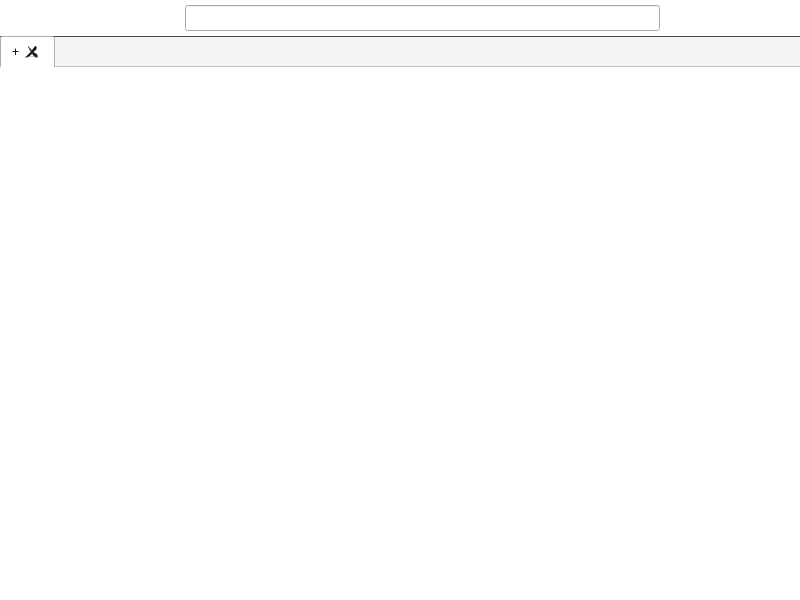
Old version of the form ventana.ui in the repository willynajberg/pyQtBrowser.
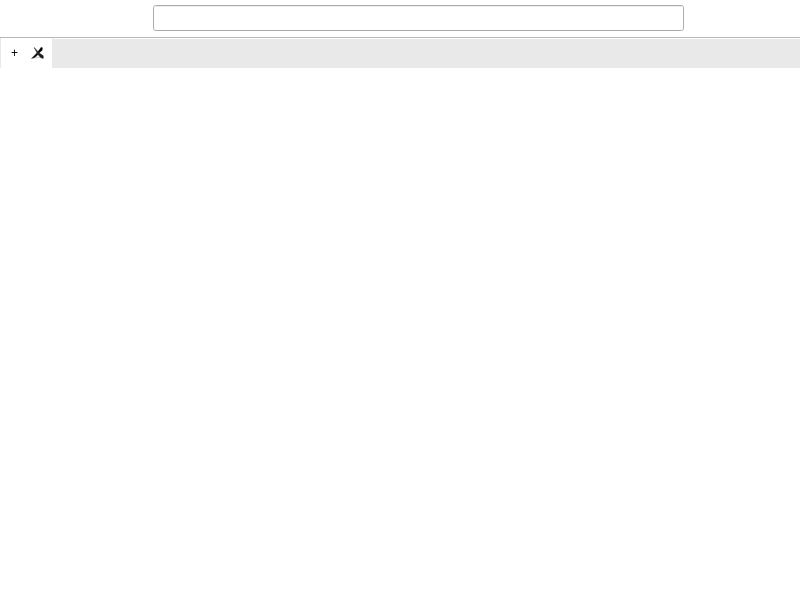
New version of the form. Icons and pictures are not drawn.

```diff
--- a/ventana.ui
+++ b/ventana.ui
@@ -57,10 +57,21 @@
        <widget class="QPushButton" name="btnAtras">
         <property name="minimumSize">
          <size>
-          <width>0</width>
+          <width>26</width>
           <height>26</height>
          </size>
         </property>
+        <property name="styleSheet">
+         <string notr="true">:hover {
+	background:rgba(80, 170, 255, 50);
+}
+
+:pressed {
+	background:rgba(80, 170, 255, 100);
+}
+
+QPushButton {background: white; border:none}</string>
+        </property>
         <property name="text">
          <string/>
         </property>
@@ -77,10 +88,21 @@
        <widget class="QPushButton" name="btnAdelante">
         <property name="minimumSize">
          <size>
-          <width>0</width>
+          <width>26</width>
           <height>26</height>
          </size>
         </property>
+        <property name="styleSheet">
+         <string notr="true">:hover {
+	background:rgba(80, 170, 255, 50);
+}
+
+:pressed {
+	background:rgba(80, 170, 255, 100);
+}
+
+QPushButton {background: white; border:none}</string>
+        </property>
         <property name="text">
          <string/>
         </property>
@@ -97,10 +119,21 @@
        <widget class="QPushButton" name="btnRefrescar">
         <property name="minimumSize">
          <size>
-          <width>0</width>
+          <width>26</width>
           <height>26</height>
          </size>
         </property>
+        <property name="styleSheet">
+         <string notr="true">:hover {
+	background:rgba(80, 170, 255, 50);
+}
+
+:pressed {
+	background:rgba(80, 170, 255, 100);
+}
+
+QPushButton {background: white; border:none}</string>
+        </property>
         <property name="text">
          <string/>
         </property>
@@ -117,10 +150,21 @@
        <widget class="QPushButton" name="btnHome">
         <property name="minimumSize">
          <size>
-          <width>0</width>
+          <width>26</width>
           <height>26</height>
          </size>
         </property>
+        <property name="styleSheet">
+         <string notr="true">:hover {
+	background:rgba(80, 170, 255, 50);
+}
+
+:pressed {
+	background:rgba(80, 170, 255, 100);
+}
+
+QPushButton {background: white; border:none}</string>
+        </property>
         <property name="text">
          <string/>
         </property>
@@ -153,10 +197,21 @@
        <widget class="QPushButton" name="btnFav">
         <property name="minimumSize">
          <size>
-          <width>0</width>
+          <width>26</width>
           <height>26</height>
          </size>
         </property>
+        <property name="styleSheet">
+         <string notr="true">:hover {
+	background:rgba(80, 170, 255, 50);
+}
+
+:pressed {
+	background:rgba(80, 170, 255, 100);
+}
+
+QPushButton {background: white; border:none}</string>
+        </property>
         <property name="text">
          <string/>
         </property>
@@ -173,10 +228,21 @@
        <widget class="QPushButton" name="btnHist">
         <property name="minimumSize">
          <size>
-          <width>0</width>
+          <width>26</width>
           <height>26</height>
          </size>
         </property>
+        <property name="styleSheet">
+         <string notr="true">:hover {
+	background:rgba(80, 170, 255, 50);
+}
+
+:pressed {
+	background:rgba(80, 170, 255, 100);
+}
+
+QPushButton {background: white; border:none}</string>
+        </property>
         <property name="text">
          <string/>
         </property>
@@ -193,10 +259,23 @@
        <widget class="QPushButton" name="btnMenu">
         <property name="minimumSize">
          <size>
-          <width>0</width>
+          <width>26</width>
           <height>26</height>
          </size>
         </property>
+        <property name="styleSheet">
+         <string notr="true">:hover {
+	background:rgba(80, 170, 255, 50);
+}
+
+:pressed {
+	background:rgba(80, 170, 255, 100);
+}
+
+QPushButton {background: white; border:none}
+
+</string>
+        </property>
         <property name="text">
          <string/>
         </property>
@@ -205,7 +284,7 @@
           <normaloff>img/menu.png</normaloff>img/menu.png</iconset>
         </property>
         <property name="flat">
-         <bool>true</bool>
+         <bool>false</bool>
         </property>
        </widget>
       </item>
@@ -214,9 +293,83 @@
     <item>
      <widget class="QTabWidget" name="tabWidget">
       <property name="styleSheet">
-       <string notr="true">QTabBar {background-color:rgb(245, 245, 245);
-border-top: 1px solid rgb(70, 70, 70)}
-QTabBar::tab { max-width: 250px; }</string>
+       <string notr="true">QTabBar {
+	background-color:rgb(233, 233, 233);
+	border-top: 1px solid rgb(70, 70, 70);
+}
+
+QTabBar::tab { 
+	max-width: 250px;
+	margin-top: 1px; 
+}
+
+QTabWidget::pane {
+    border: 1px solid black;
+    background: white;
+}
+
+QTabWidget::tab-bar:top {
+    top: 1px;
+}
+
+QTabWidget::tab-bar:bottom {
+    bottom: 1px;
+}
+
+QTabWidget::tab-bar:left {
+    right: 1px;
+}
+
+QTabWidget::tab-bar:right {
+    left: 1px;
+}
+
+QTabBar::tab:selected {
+    background: white;
+	margin-right: 1px;
+}
+
+QTabBar::tab:selected:!first {
+	margin-left: 1px;
+}
+
+QTabBar::tab:!selected {
+    background: rgb(240, 240, 240);
+}
+
+QTabBar::tab:!selected:hover {
+    background: rgb(245, 245, 245);
+}
+
+QTabBar::tab:!selected:!previous-selected:middle {
+	border-left: 1px solid rgb(150, 150, 150); 
+}
+
+QTabBar::tab:last:!previous-selected {
+	border-left: 1px solid rgb(150, 150, 150); 
+}
+
+QTabBar::tab:top:last {
+    margin-right: 0;
+	width: 4ex;
+}
+
+QTabBar::tab:top, QTabBar::tab:bottom {
+
+    padding: 5px 10px 5px 10px;
+}
+
+QTabBar::tab:top:selected {
+    border-bottom-color: none;
+}
+
+QTabBar::close-button {
+	image: url(&quot;img/close-tab.png&quot;);
+}
+
+QTabBar::close-button:hover {
+	image: url(&quot;img/close-tab-hover.png&quot;);
+}</string>
       </property>
       <property name="currentIndex">
        <number>0</number>
```
